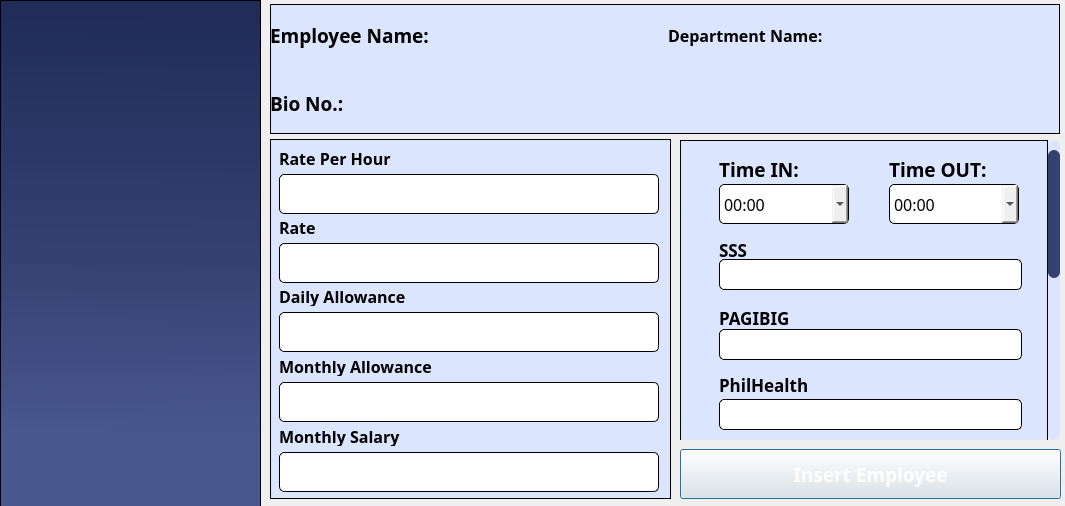
Above: MainFrame/Resources/UI/employeeList_Accountant.ui from Maze711/systemPayroll before the change. Below: the same form after it.
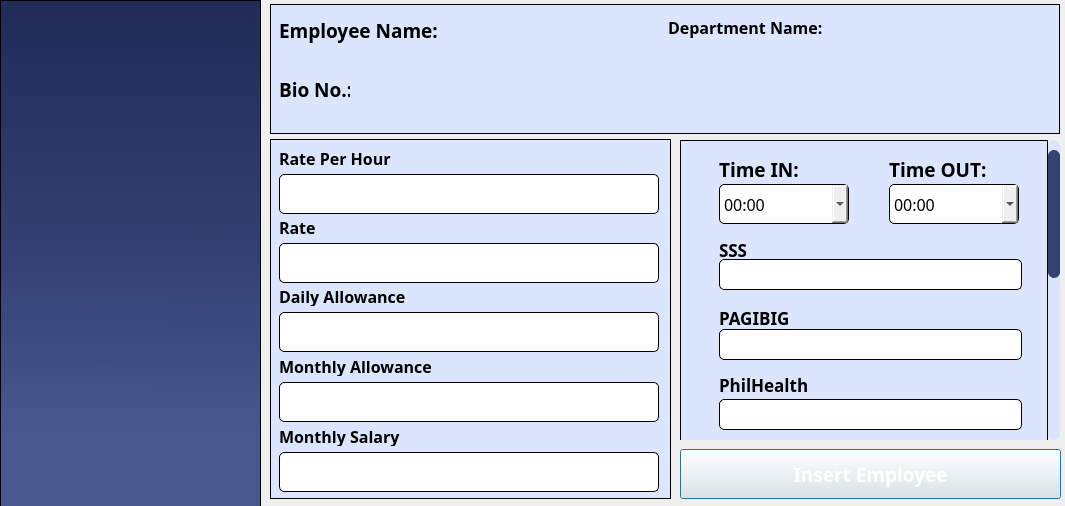
That is the form after the change. Icons and pictures are not drawn.

Commit message: Pay add employee for notification

```diff
--- a/MainFrame/Resources/UI/employeeList_Accountant.ui
+++ b/MainFrame/Resources/UI/employeeList_Accountant.ui
@@ -91,9 +91,15 @@
    <property name="styleSheet">
     <string notr="true"/>
    </property>
-   <layout class="QGridLayout" name="gridLayout">
-    <item row="0" column="3">
      <widget class="QLabel" name="depTxt">
+    <property name="geometry">
+     <rect>
+      <x>560</x>
+      <y>9</y>
+      <width>220</width>
+      <height>28</height>
+     </rect>
+    </property>
       <property name="font">
        <font>
         <family>poppins</family>
@@ -106,9 +112,15 @@
        <string/>
       </property>
      </widget>
-    </item>
-    <item row="1" column="1">
      <widget class="QLabel" name="bioNumTxt">
+    <property name="geometry">
+     <rect>
+      <x>90</x>
+      <y>68</y>
+      <width>200</width>
+      <height>28</height>
+     </rect>
+    </property>
       <property name="font">
        <font>
         <family>Poppins</family>
@@ -121,9 +133,15 @@
        <string/>
       </property>
      </widget>
-    </item>
-    <item row="0" column="0">
      <widget class="QLabel" name="lblName">
+    <property name="geometry">
+     <rect>
+      <x>9</x>
+      <y>9</y>
+      <width>165</width>
+      <height>34</height>
+     </rect>
+    </property>
       <property name="font">
        <font>
         <family>poppins</family>
@@ -136,9 +154,15 @@
        <string>Employee Name:</string>
       </property>
      </widget>
-    </item>
-    <item row="0" column="2">
      <widget class="QLabel" name="depName">
+    <property name="geometry">
+     <rect>
+      <x>398</x>
+      <y>9</y>
+      <width>159</width>
+      <height>28</height>
+     </rect>
+    </property>
       <property name="font">
        <font>
         <family>poppins</family>
@@ -151,9 +175,15 @@
        <string>Department Name:</string>
       </property>
      </widget>
-    </item>
-    <item row="1" column="0">
      <widget class="QLabel" name="lblBio">
+    <property name="geometry">
+     <rect>
+      <x>9</x>
+      <y>68</y>
+      <width>71</width>
+      <height>34</height>
+     </rect>
+    </property>
       <property name="font">
        <font>
         <family>poppins</family>
@@ -166,9 +196,15 @@
        <string>Bio No.:</string>
       </property>
      </widget>
-    </item>
-    <item row="0" column="1">
      <widget class="QLabel" name="empNameTxt">
+    <property name="geometry">
+     <rect>
+      <x>179</x>
+      <y>9</y>
+      <width>211</width>
+      <height>28</height>
+     </rect>
+    </property>
       <property name="font">
        <font>
         <family>Poppins</family>
@@ -181,8 +217,6 @@
        <string/>
       </property>
      </widget>
-    </item>
-   </layout>
   </widget>
   <widget class="QScrollArea" name="scrollArea">
    <property name="geometry">
```
Lines whose indentation alone changed are shown as unchanged. The commit also changes 6 other files.
